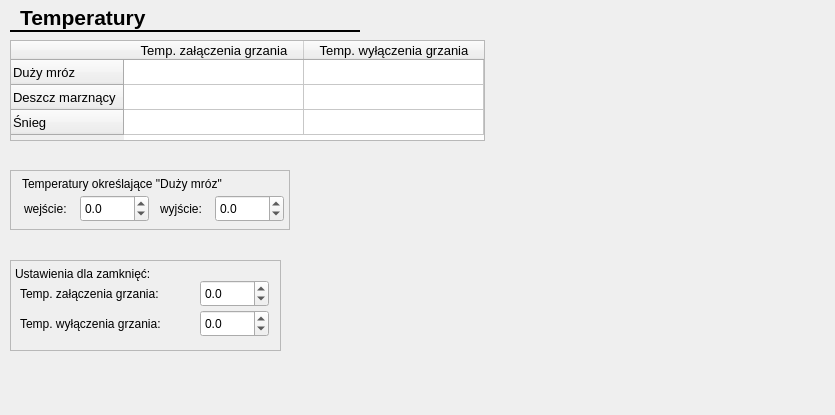
Old version of the form CfgForms/ctemperaturescfgform.ui in the repository kaczmar55/koneor_v2.
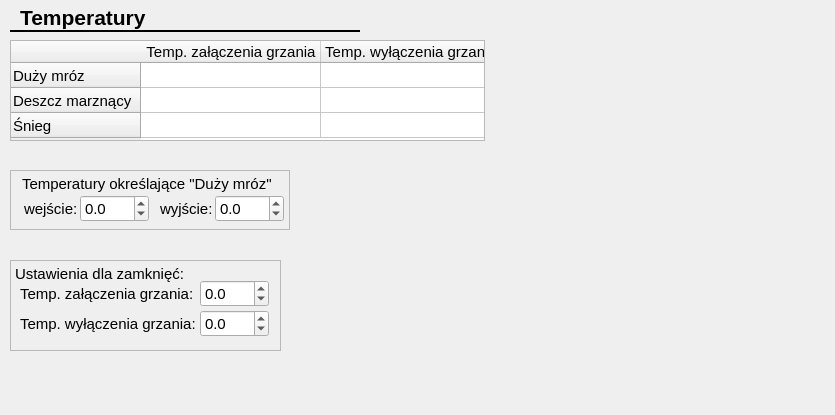
New version of the form.

The edit to the form file:
```diff
--- a/CfgForms/ctemperaturescfgform.ui
+++ b/CfgForms/ctemperaturescfgform.ui
@@ -37,7 +37,7 @@
     <rect>
      <x>20</x>
      <y>5</y>
-     <width>130</width>
+     <width>140</width>
      <height>25</height>
     </rect>
    </property>
@@ -65,6 +65,11 @@
      <height>60</height>
     </rect>
    </property>
+   <property name="font">
+    <font>
+     <pointsize>11</pointsize>
+    </font>
+   </property>
    <property name="frameShape">
     <enum>QFrame::StyledPanel</enum>
    </property>
@@ -80,6 +85,11 @@
       <height>17</height>
      </rect>
     </property>
+    <property name="font">
+     <font>
+      <pointsize>11</pointsize>
+     </font>
+    </property>
     <property name="text">
      <string>Temperatury określające &quot;Duży mróz&quot;</string>
     </property>
@@ -93,6 +103,11 @@
       <height>17</height>
      </rect>
     </property>
+    <property name="font">
+     <font>
+      <pointsize>11</pointsize>
+     </font>
+    </property>
     <property name="text">
      <string>wejście:</string>
     </property>
@@ -106,6 +121,11 @@
       <height>17</height>
      </rect>
     </property>
+    <property name="font">
+     <font>
+      <pointsize>11</pointsize>
+     </font>
+    </property>
     <property name="text">
      <string>wyjście:</string>
     </property>
@@ -119,6 +139,11 @@
       <height>27</height>
      </rect>
     </property>
+    <property name="font">
+     <font>
+      <pointsize>11</pointsize>
+     </font>
+    </property>
     <property name="decimals">
      <number>1</number>
     </property>
@@ -141,6 +166,11 @@
       <height>27</height>
      </rect>
     </property>
+    <property name="font">
+     <font>
+      <pointsize>11</pointsize>
+     </font>
+    </property>
     <property name="decimals">
      <number>1</number>
     </property>
@@ -169,7 +199,7 @@
    </property>
    <property name="font">
     <font>
-     <pointsize>10</pointsize>
+     <pointsize>11</pointsize>
     </font>
    </property>
    <property name="verticalScrollBarPolicy">
@@ -222,6 +252,11 @@
      <height>91</height>
     </rect>
    </property>
+   <property name="font">
+    <font>
+     <pointsize>11</pointsize>
+    </font>
+   </property>
    <property name="frameShape">
     <enum>QFrame::StyledPanel</enum>
    </property>
@@ -237,6 +272,11 @@
       <height>17</height>
      </rect>
     </property>
+    <property name="font">
+     <font>
+      <pointsize>11</pointsize>
+     </font>
+    </property>
     <property name="text">
      <string>Ustawienia dla zamknięć:</string>
     </property>
@@ -250,6 +290,11 @@
       <height>17</height>
      </rect>
     </property>
+    <property name="font">
+     <font>
+      <pointsize>11</pointsize>
+     </font>
+    </property>
     <property name="text">
      <string>Temp. załączenia grzania:</string>
     </property>
@@ -263,6 +308,11 @@
       <height>17</height>
      </rect>
     </property>
+    <property name="font">
+     <font>
+      <pointsize>11</pointsize>
+     </font>
+    </property>
     <property name="text">
      <string>Temp. wyłączenia grzania:</string>
     </property>
@@ -276,6 +326,11 @@
       <height>27</height>
      </rect>
     </property>
+    <property name="font">
+     <font>
+      <pointsize>11</pointsize>
+     </font>
+    </property>
     <property name="decimals">
      <number>1</number>
     </property>
@@ -295,6 +350,11 @@
       <height>27</height>
      </rect>
     </property>
+    <property name="font">
+     <font>
+      <pointsize>11</pointsize>
+     </font>
+    </property>
     <property name="decimals">
      <number>1</number>
     </property>
```
